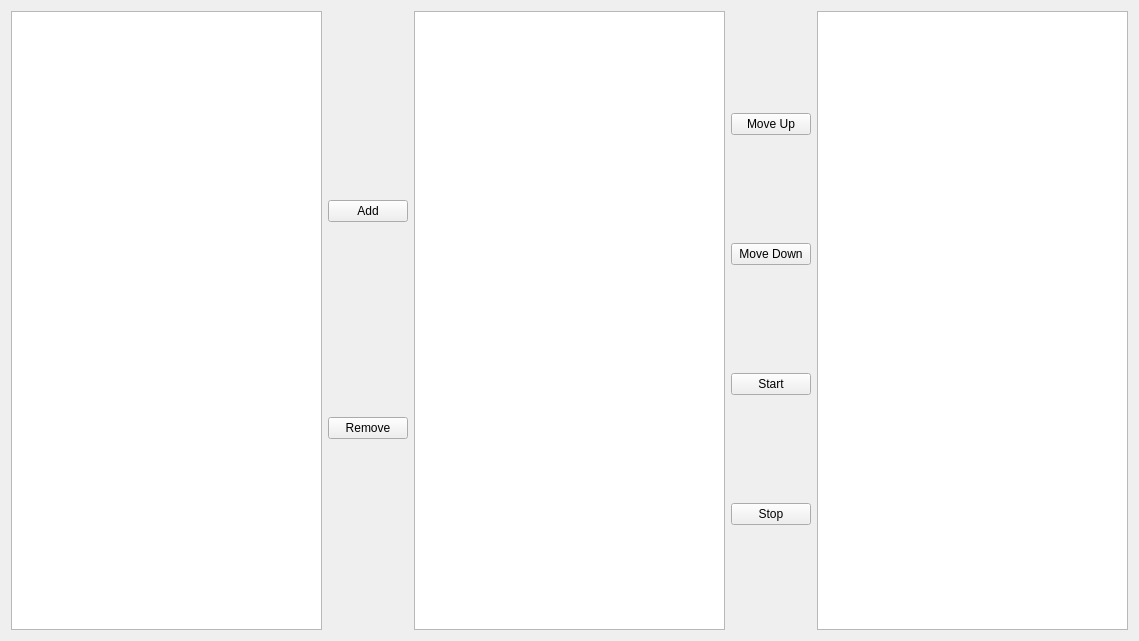
Above: resource/test.ui from nasa/ow_autonomy before the change. Below: the same form after it.
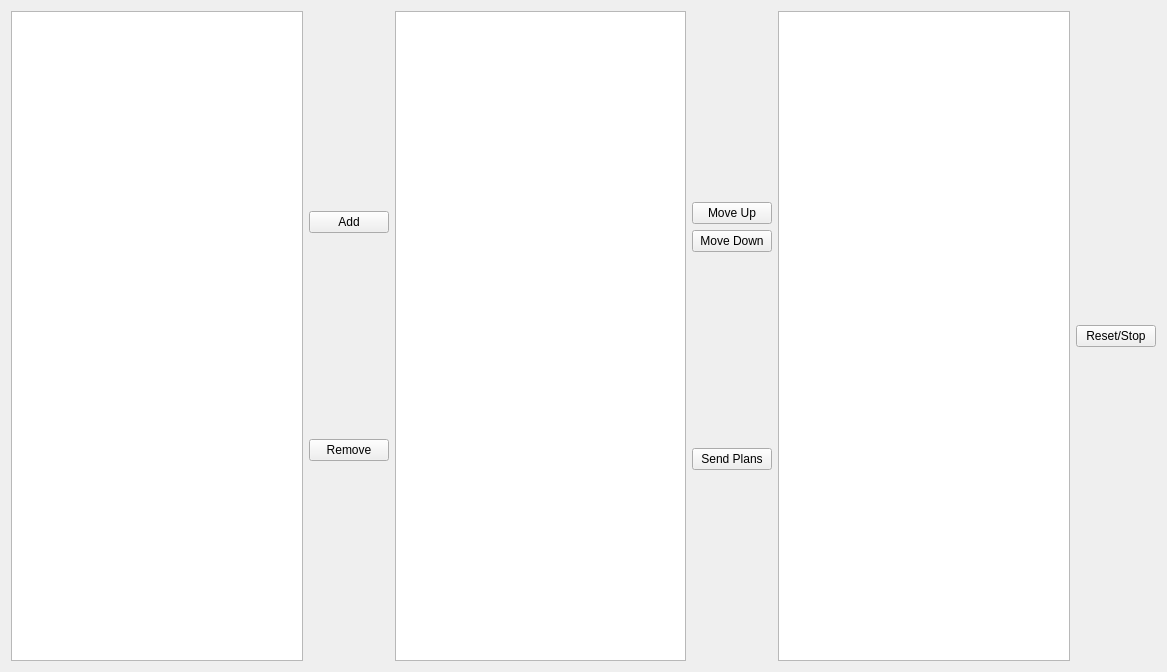
That is the form after the change.

Commit message: Beginning to add GUI functionality. Making tables and buttons do what they are supposed to.

What changed in the file:
```diff
--- a/resource/test.ui
+++ b/resource/test.ui
@@ -6,8 +6,8 @@
    <rect>
     <x>0</x>
     <y>0</y>
-    <width>1139</width>
-    <height>641</height>
+    <width>1167</width>
+    <height>672</height>
    </rect>
   </property>
   <property name="windowTitle">
@@ -47,10 +47,39 @@
     </layout>
    </item>
    <item>
-    <widget class="QListWidget" name="listWidget_2"/>
+    <widget class="QTableWidget" name="planQueueTable">
+     <property name="editTriggers">
+      <set>QAbstractItemView::NoEditTriggers</set>
+     </property>
+     <property name="dragDropOverwriteMode">
+      <bool>true</bool>
+     </property>
+     <property name="dragDropMode">
+      <enum>QAbstractItemView::NoDragDrop</enum>
+     </property>
+     <attribute name="horizontalHeaderVisible">
+      <bool>false</bool>
+     </attribute>
+     <attribute name="horizontalHeaderStretchLastSection">
+      <bool>true</bool>
+     </attribute>
+    </widget>
    </item>
    <item>
     <layout class="QVBoxLayout" name="verticalLayout_2">
+     <item>
+      <spacer name="verticalSpacer_2">
+       <property name="orientation">
+        <enum>Qt::Vertical</enum>
+       </property>
+       <property name="sizeHint" stdset="0">
+        <size>
+         <width>20</width>
+         <height>40</height>
+        </size>
+       </property>
+      </spacer>
+     </item>
      <item>
       <widget class="QPushButton" name="upButton">
        <property name="text">
@@ -65,19 +94,38 @@
        </property>
       </widget>
      </item>
+     <item>
+      <spacer name="verticalSpacer">
+       <property name="orientation">
+        <enum>Qt::Vertical</enum>
+       </property>
+       <property name="sizeHint" stdset="0">
+        <size>
+         <width>20</width>
+         <height>40</height>
+        </size>
+       </property>
+      </spacer>
+     </item>
      <item>
       <widget class="QPushButton" name="startButton">
        <property name="text">
-        <string>Start</string>
+        <string>Send Plans</string>
        </property>
       </widget>
      </item>
      <item>
-      <widget class="QPushButton" name="stopButton">
-       <property name="text">
-        <string>Stop</string>
+      <spacer name="verticalSpacer_3">
+       <property name="orientation">
+        <enum>Qt::Vertical</enum>
        </property>
-      </widget>
+       <property name="sizeHint" stdset="0">
+        <size>
+         <width>20</width>
+         <height>40</height>
+        </size>
+       </property>
+      </spacer>
      </item>
     </layout>
    </item>
@@ -97,6 +145,13 @@
      </attribute>
     </widget>
    </item>
+   <item>
+    <widget class="QPushButton" name="resetButton">
+     <property name="text">
+      <string>Reset/Stop</string>
+     </property>
+    </widget>
+   </item>
   </layout>
  </widget>
  <resources/>
```
Left out of the diff: 4 changed lines with no effect on the pictures. The commit also changes 1 other file.
